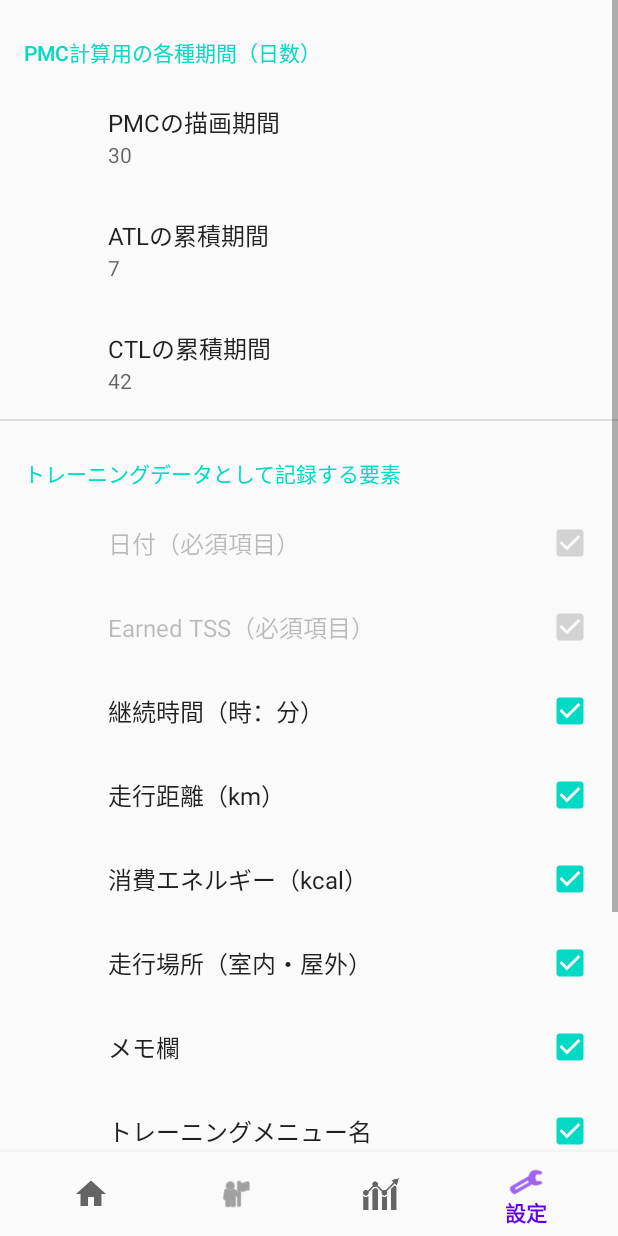
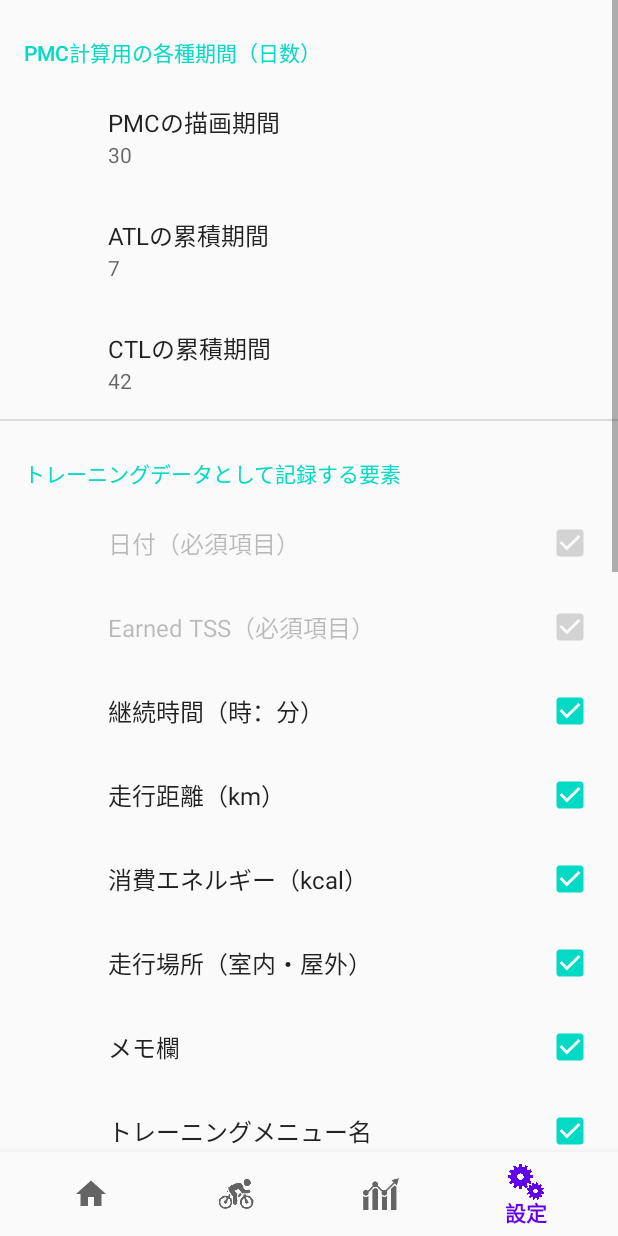
Before and after one commit to Shiro32/PMCMaker, an Android app: the ConfigFragment screen opened through its navigation route, on a phone screen of 412 x 824 dp. Run offline under Robolectric (Android 15) with nearby library versions, the phone set to English and light mode, and no system bars; our stand-ins replace androidx.preference, navigation-ui.

Commit message:
V0.952 DIAGレイアウト完成（コメント追加のみ） ・診断レイアウトの改善 ・診断要否CONFIG画面を作成
・今後、診断CONFIGに合わせて表示有無を決めましょう
・かなり低速になってきたが大丈夫か・・・？

```diff
--- a/app/src/main/java/com/sakuraweb/fotopota/pmcmaker/ui/pmc/PmcFragment.kt
+++ b/app/src/main/java/com/sakuraweb/fotopota/pmcmaker/ui/pmc/PmcFragment.kt
@@ -30,6 +30,8 @@ import kotlin.math.exp
 // TODO: OKにもNGにも引っかからないDIAGどうする？ 存在を消しちゃおうかね（View.GONE）
 // TODO: Cardが増えると画面を出すのが重いかも。 View.GONEじゃなくて、使うときだけ動的にInflateが理想
 // TODO: 診断のON/OFF自体を付けてもいいかも。全部で10こもあるのでCONFIGで
+// TODO: DIAGのTSB2だけ適正化できている。右上のアイコン＆コメントが整列できている。他のも真似して！
+
 
 var atlTerm: Int = 0
 var ctlTerm: Int = 0
--- a/app/src/main/res/layout/diag_card_sample.xml
+++ b/app/src/main/res/layout/diag_card_sample.xml
@@ -19,7 +19,7 @@
 
             <TextView
                 android:id="@+id/diagCardTitle"
-                style="@style/DiagCardLabelStyle"
+                style="@style/DiagTSBCardLabelStyle"
                 android:layout_width="0dp"
                 android:layout_height="wrap_content"
                 android:text="PMC : Performance Management Chart"
--- a/app/src/main/res/menu/bottom_nav_menu.xml
+++ b/app/src/main/res/menu/bottom_nav_menu.xml
@@ -8,7 +8,7 @@
 
     <item
         android:id="@+id/navigation_run"
-        android:icon="@android:drawable/ic_menu_myplaces"
+        android:icon="@drawable/bike"
         android:title="@string/nav_title_run" />
 
     <item
@@ -17,7 +17,7 @@
         android:title="@string/nav_title_pmc" />
     <item
         android:id="@+id/navigation_setting"
-        android:icon="@android:drawable/ic_menu_manage"
+        android:icon="@drawable/config"
         android:title="@string/nav_title_setting" />
 
 </menu>
--- a/app/src/main/res/values/strings.xml
+++ b/app/src/main/res/values/strings.xml
@@ -87,6 +87,17 @@
     <string name="look_flat">フラット形式</string>
     <string name="look_label">一覧表の表示形式</string>
 
+    <string name="setting_diag_header">PMCをもとにした分析項目</string>
+    <string name="setting_diag1_label">①体調診断(TSB&lt;50?）</string>
+    <string name="setting_diag2_label">②トレーニング効果(TSB&lt;-20?)</string>
+    <string name="setting_diag3_label">③レース条件(TSB=5?)</string>
+    <string name="setting_diag4_label">④到達目標(TSS≒100?)</string>
+    <string name="setting_diag5_label">⑤適切な強度向上(+CTL>5/w?)</string>
+    <string name="setting_diag6_label">⑥オーバートレーニング(+CTL>7×4w?)</string>
+    <string name="setting_diag7_label">⑦サボり疑惑(-CTL×2w?)</string>
+    <string name="setting_diag8_label">⑧オーバートレーニング(+ATL>70/w?)</string>
+    <string name="setting_diag9_label">⑨オーバートレーニング(ATL>CTL?)</string>
+
     <!-- PMC画面 -->
     <string name="pmc_atl_name">ATL</string>
     <string name="pmc_tsb_name">TSB</string>
@@ -98,26 +109,26 @@
     <string name="pmc_recent_values">【本日】ATL:%2d / CTL:%2d / TSB:%2d</string>
     <string name="pmc_recent_label">【最新のATL/CTL/TSB】</string>
 
-    <string name="diag_1_tsb_title_label">体調診断</string>
+    <string name="diag_1_tsb_title_label">【1】体調診断</string>
     <string name="diag_1_tsb_subtitle_label">【TSB】</string>
     <string name="diag_1_tsb_ng">風邪をひくリスクが非常に高くなっています！</string>
     <string name="diag_1_tsb_ok">特に問題ありません</string>
     <string name="diag_1_tsb_check">TSBが-50以下の状態が続くと風邪をひくリスクが高くなると言われます。</string>
     <string name="diag_1_tsb_unit" >TSS</string>
 
-    <string name="diag_2_tsb_title_label">トレーニングパフォーマンス</string>
+    <string name="diag_2_tsb_title_label">【2】トレーニングパフォーマンス</string>
     <string name="diag_2_tsb_ng">トレーニングのパフォーマンスが低下しています</string>
     <string name="diag_2_tsb_ok">特に問題ありません。</string>
     <string name="diag_2_tsb_check">TSBが10日に1回以上、-20以下になるとトレーニングパフォーマンスが落ちます。</string>
     <string name="diag_2_tsb_unit">回/10日</string>
 
-    <string name="diag_3_tsb_title_label">レースコンディション</string>
-    <string name="diag_3_tsb_ok">レースに理想的な体調になっています！今すぐ出ましょう！</string>
+    <string name="diag_3_tsb_title_label">【3】レースコンディション</string>
+    <string name="diag_3_tsb_ok">レースに理想的な体調になっています！\n今すぐ出ましょう！</string>
     <string name="diag_3_tsb_ng">XXXX 理想的な範囲からは外れています。</string>
     <string name="diag_3_tsb_check">レースや大会では+5前後のTSBが理想的と言われています（諸説あります）</string>
     <string name="diag_3_tsb_unit">TSS</string>
 
-    <string name="diag_5_ctl_title_label">１週間のトレーニング量</string>
+    <string name="diag_5_ctl_title_label">【5】週間トレーニング量</string>
     <string name="diag_5_ctl_subtitle_label">【CTL】</string>
     <string name="diag_5_ctl_ok">最適なトレーニング負荷を維持できています！</string>
     <string name="diag_5_ctl_ng">XXXX 最適なトレーニング負荷ではないでござる</string>
--- a/app/src/main/res/xml/root_preferences.xml
+++ b/app/src/main/res/xml/root_preferences.xml
@@ -79,6 +79,47 @@
     </PreferenceCategory>
 
     <PreferenceCategory
+        android:title="@string/setting_diag_header"
+        app:iconSpaceReserved="false">
+        <CheckBoxPreference
+            android:key="diag1_sw"
+            android:title="@string/setting_diag1_label"
+            android:defaultValue="true" />
+        <CheckBoxPreference
+            android:key="diag2_sw"
+            android:title="@string/setting_diag2_label"
+            android:defaultValue="true" />
+        <CheckBoxPreference
+            android:key="diag3_sw"
+            android:title="@string/setting_diag3_label"
+            android:defaultValue="true" />
+        <CheckBoxPreference
+            android:key="diag4_sw"
+            android:title="@string/setting_diag4_label"
+            android:defaultValue="true" />
+        <CheckBoxPreference
+            android:key="diag5_sw"
+            android:title="@string/setting_diag5_label"
+            android:defaultValue="true" />
+        <CheckBoxPreference
+            android:key="diag6_sw"
+            android:title="@string/setting_diag6_label"
+            android:defaultValue="true" />
+        <CheckBoxPreference
+            android:key="diag7_sw"
+            android:title="@string/setting_diag7_label"
+            android:defaultValue="true" />
+        <CheckBoxPreference
+            android:key="diag8_sw"
+            android:title="@string/setting_diag8_label"
+            android:defaultValue="true" />
+        <CheckBoxPreference
+            android:key="diag9_sw"
+            android:title="@string/setting_diag9_label"
+            android:defaultValue="true" />
+    </PreferenceCategory>
+
+    <PreferenceCategory
         android:title="@string/setting_appearance_header"
         app:iconSpaceReserved="false">
 
@@ -91,6 +132,5 @@
             android:defaultValue="@string/look_card"
             app:useSimpleSummaryProvider="true" />
 
-
     </PreferenceCategory>
 </PreferenceScreen>
```
Also changed, not shown: app/src/main/res/layout/diag_card_ctl5.xml (+10 -11 lines), app/src/main/res/layout/diag_card_tsb1.xml (+25 -20 lines), app/src/main/res/layout/diag_card_tsb2.xml (+10 -11 lines), app/src/main/res/layout/diag_card_tsb3.xml (+11 -12 lines), app/src/main/res/layout/pmc_fragment.xml (+5 -5 lines), app/src/main/res/values/styles.xml (+16 -2 lines), app/src/main/res/drawable/bike.png (added), app/src/main/res/drawable/config.png (added), app/src/main/res/drawable/growth.png (added), 2 other files.
